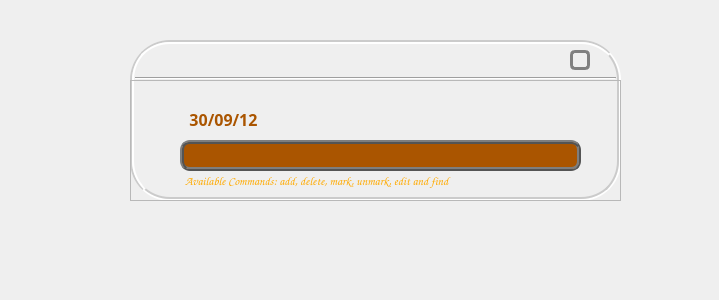
Before: the Qt Designer form SeamPLE/standardview.ui in Riandy/cs2103aug12-f09-1c, drawn with Qt 5.
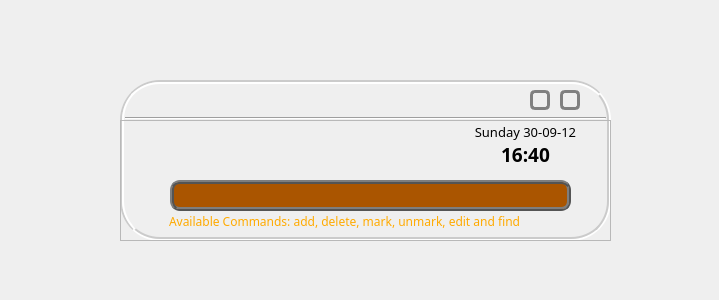
After: the same form once the commit is applied. Icons and pictures are not drawn. Custom widgets are drawn as their Qt base class.

Commit message:
GUI Change - Added signals and events for key press events for GUI control              class to be connected to other implementations in future
           - Added a new button to switch between Standard and Seample view

           - Set GUI label to auto print a message when the input bar is empty

Diff of the .ui file:
```diff
--- a/SeamPLE/standardview.ui
+++ b/SeamPLE/standardview.ui
@@ -16,8 +16,8 @@
   <widget class="Sframe" name="frame" native="true">
    <property name="geometry">
     <rect>
-     <x>130</x>
-     <y>40</y>
+     <x>120</x>
+     <y>80</y>
      <width>491</width>
      <height>161</height>
     </rect>
@@ -192,10 +192,10 @@
     <widget class="QLabel" name="label_2">
      <property name="geometry">
       <rect>
-       <x>43</x>
-       <y>24</y>
-       <width>101</width>
-       <height>31</height>
+       <x>330</x>
+       <y>0</y>
+       <width>151</width>
+       <height>51</height>
       </rect>
      </property>
      <property name="font">
@@ -217,21 +217,22 @@
 &lt;html&gt;&lt;head&gt;&lt;meta name=&quot;qrichtext&quot; content=&quot;1&quot; /&gt;&lt;style type=&quot;text/css&quot;&gt;
 p, li { white-space: pre-wrap; }
 &lt;/style&gt;&lt;/head&gt;&lt;body style=&quot; font-family:'AR JULIAN'; font-size:16pt; font-weight:600; font-style:normal;&quot;&gt;
-&lt;p align=&quot;center&quot; style=&quot; margin-top:0px; margin-bottom:0px; margin-left:0px; margin-right:0px; -qt-block-indent:0; text-indent:0px;&quot;&gt;&lt;span style=&quot; font-size:12pt; color:#aa5500;&quot;&gt;30/09/12&lt;/span&gt;&lt;/p&gt;&lt;/body&gt;&lt;/html&gt;</string>
+&lt;p align=&quot;center&quot; style=&quot; margin-top:0px; margin-bottom:0px; margin-left:0px; margin-right:0px; -qt-block-indent:0; text-indent:0px;&quot;&gt;&lt;span style=&quot; font-family:'MV BOLI'; font-size:10pt; font-weight:400;&quot;&gt;Sunday 30-09-12&lt;/span&gt;&lt;/p&gt;
+&lt;p align=&quot;center&quot; style=&quot; margin-top:0px; margin-bottom:0px; margin-left:0px; margin-right:0px; -qt-block-indent:0; text-indent:0px;&quot;&gt;&lt;span style=&quot; font-family:'MV BOLI'; font-size:14pt;&quot;&gt;16:40&lt;/span&gt;&lt;/p&gt;&lt;/body&gt;&lt;/html&gt;</string>
      </property>
     </widget>
     <widget class="QLabel" name="label">
      <property name="geometry">
       <rect>
-       <x>55</x>
+       <x>49</x>
        <y>93</y>
-       <width>391</width>
+       <width>451</width>
        <height>16</height>
       </rect>
      </property>
      <property name="font">
       <font>
-       <family>Comic Sans MS</family>
+       <family>MV Boli</family>
        <pointsize>9</pointsize>
       </font>
      </property>
@@ -245,11 +246,52 @@
       <string>&lt;!DOCTYPE HTML PUBLIC &quot;-//W3C//DTD HTML 4.0//EN&quot; &quot;http://www.w3.org/TR/REC-html40/strict.dtd&quot;&gt;
 &lt;html&gt;&lt;head&gt;&lt;meta name=&quot;qrichtext&quot; content=&quot;1&quot; /&gt;&lt;style type=&quot;text/css&quot;&gt;
 p, li { white-space: pre-wrap; }
-&lt;/style&gt;&lt;/head&gt;&lt;body style=&quot; font-family:'Comic Sans MS'; font-size:9pt; font-weight:400; font-style:normal;&quot;&gt;
-&lt;p style=&quot; margin-top:0px; margin-bottom:0px; margin-left:0px; margin-right:0px; -qt-block-indent:0; text-indent:0px;&quot;&gt;&lt;span style=&quot; font-weight:600; color:#ffaa00;&quot;&gt;Available Commands: add, delete, mark, unmark, edit and find&lt;/span&gt;&lt;/p&gt;&lt;/body&gt;&lt;/html&gt;</string>
+&lt;/style&gt;&lt;/head&gt;&lt;body style=&quot; font-family:'MV Boli'; font-size:9pt; font-weight:400; font-style:normal;&quot;&gt;
+&lt;p style=&quot; margin-top:0px; margin-bottom:0px; margin-left:0px; margin-right:0px; -qt-block-indent:0; text-indent:0px;&quot;&gt;&lt;span style=&quot; color:#ffaa00;&quot;&gt;Available Commands: add, delete, mark, unmark, edit and find&lt;/span&gt;&lt;/p&gt;&lt;/body&gt;&lt;/html&gt;</string>
      </property>
     </widget>
    </widget>
+   <widget class="QPushButton" name="pushButton_2">
+    <property name="geometry">
+     <rect>
+      <x>410</x>
+      <y>10</y>
+      <width>20</width>
+      <height>20</height>
+     </rect>
+    </property>
+    <property name="styleSheet">
+     <string notr="true">#pushButton_2
+{
+	border-style: solid;
+	border-radius: 5px;
+	border-width: 3px;
+	border-color: gray;
+}
+#pushButton_2:hover 
+{
+	border-style: outset;
+	border-radius: 5px;
+	border-width:3px;
+	border-color: gray;
+}
+
+#pushButton_2:pressed 
+{
+	border-style: inset;
+	border-radius: 5px;
+	border-width:3px;
+	border-color: gray;
+}</string>
+    </property>
+    <property name="text">
+     <string/>
+    </property>
+    <property name="icon">
+     <iconset resource="Resource.qrc">
+      <normaloff>:/bg/toSmall.gif</normaloff>:/bg/toSmall.gif</iconset>
+    </property>
+   </widget>
    <zorder>label_4</zorder>
    <zorder>pushButton</zorder>
    <zorder>label_3</zorder>
```
Left out of the diff: 15 changed lines with no effect on the pictures. The commit also changes 13 other files.
